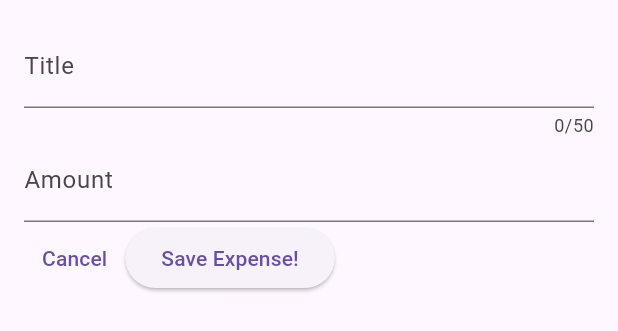
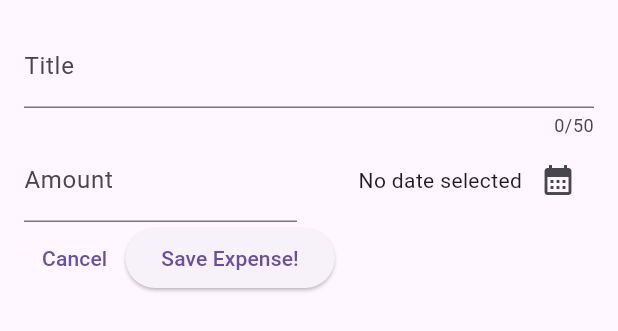
Before and after one commit to AlbertSigsbert/Expense-Tracker, a Flutter app: the NewExpense widget shown alone on an empty page, opened directly, on a phone screen of 412 x 824 dp. Shown: the top 331 px of the screen. Run offline on Flutter 3.47's test engine with Material 2 defaults, Android fonts, the phone set to English and light mode, and no system bars.

Commit message:
Generating a datepicker & using Futures

```diff
--- a/lib/widgets/new_expense.dart
+++ b/lib/widgets/new_expense.dart
@@ -1,4 +1,5 @@
 import 'package:flutter/material.dart';
+import 'package:expense_tracker/models/expense.dart';
 
 class NewExpense extends StatefulWidget {
   const NewExpense({super.key});
@@ -12,6 +13,17 @@ class NewExpense extends StatefulWidget {
 class _NewExpenseState extends State<NewExpense> {
   final _titleController = TextEditingController();
   final _amountController = TextEditingController();
+  DateTime? _selectedDate;
+
+  void _presentDatePicker() async{
+    final now = DateTime.now();
+    final lowestDate = DateTime(now.year - 1, now.month, now.day);
+    final pickedDate = await showDatePicker(context: context, initialDate: now, firstDate: lowestDate, lastDate: now);
+
+    setState(() {
+      _selectedDate = pickedDate;
+    });
+  }
 
   @override
   void dispose() {
@@ -19,6 +31,7 @@ class _NewExpenseState extends State<NewExpense> {
     _amountController.dispose();
     super.dispose();
   }
+
 
   @override
   Widget build(BuildContext context) {
@@ -30,11 +43,29 @@ class _NewExpenseState extends State<NewExpense> {
           maxLength: 50,
           decoration: const InputDecoration(label: Text('Title')),
         ),
-        TextField(
-          controller: _amountController,
-          keyboardType: TextInputType.number,
-          decoration:
-              const InputDecoration(prefixText: '\$ ', label: Text('Amount')),
+        Row(
+          children: [
+            Expanded(
+              child: TextField(
+                controller: _amountController,
+                keyboardType: TextInputType.number,
+                decoration: const InputDecoration(
+                    prefixText: '\$ ', label: Text('Amount')),
+              ),
+            ),
+            const SizedBox(width: 16),
+            Expanded(
+              child: Row(
+                mainAxisAlignment: MainAxisAlignment.end,
+                crossAxisAlignment: CrossAxisAlignment.center,
+                children: [
+                  Text(_selectedDate == null ? 'No date selected':formatter.format(_selectedDate!) ),
+                  IconButton(
+                      onPressed: _presentDatePicker,
+                      icon: const Icon(Icons.calendar_month))
+                ],
+            ))
+          ],
         ),
         Row(
           children: [
```
